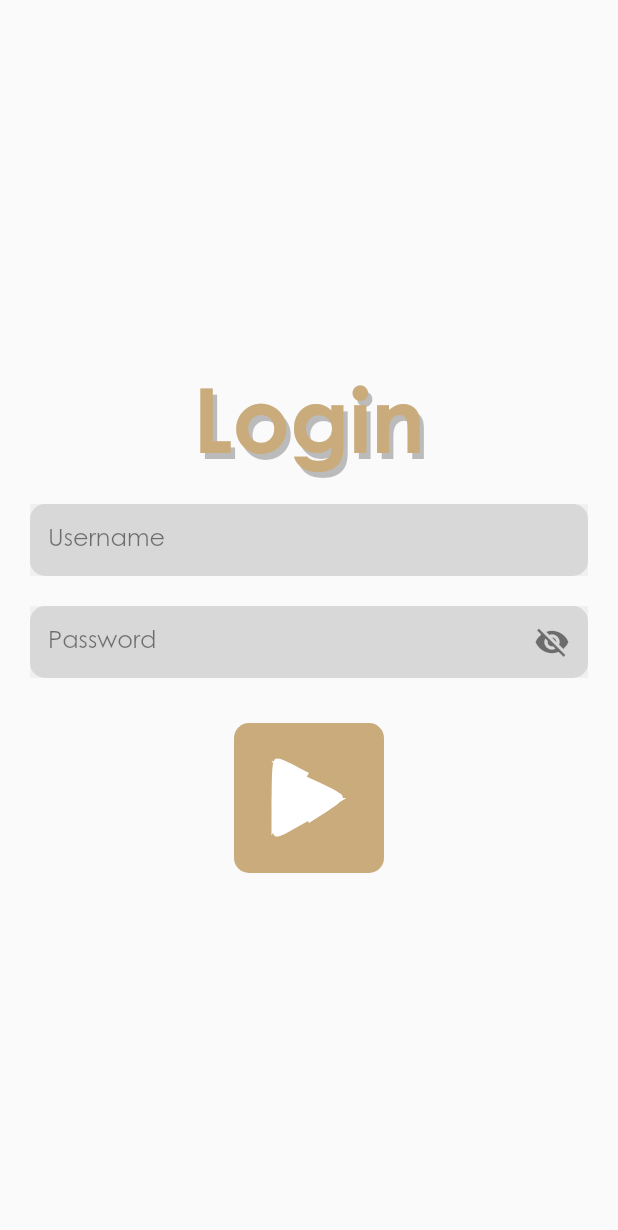
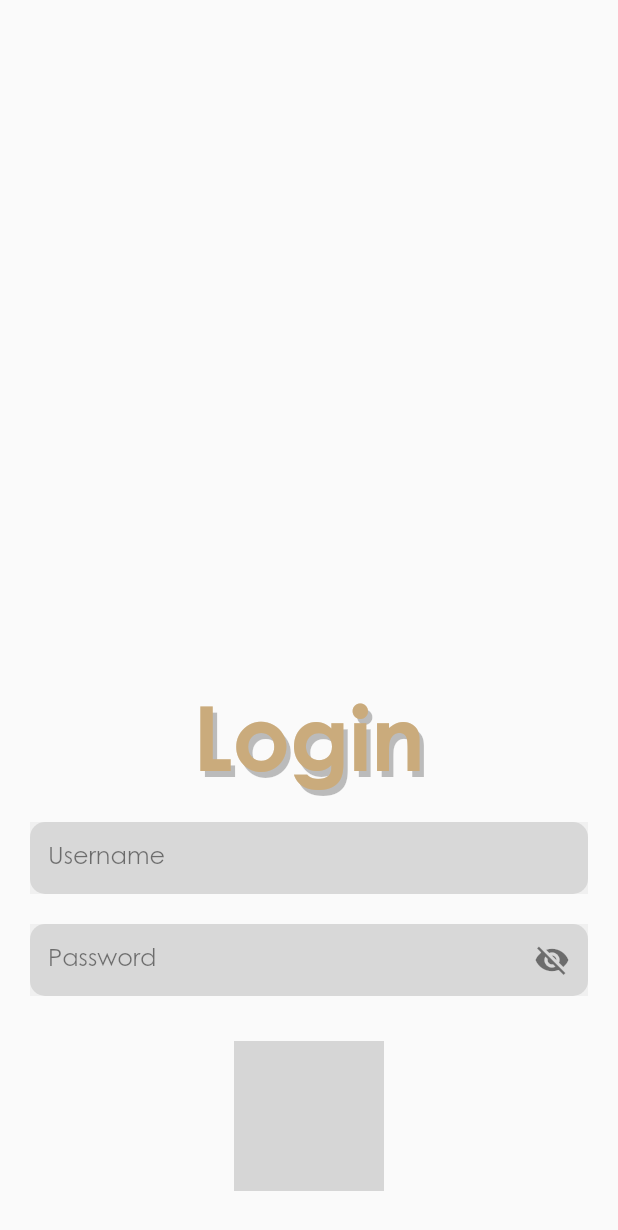
Before and after one commit to 203456/front-moviles, a Flutter app: the LoginForm widget shown alone on an empty page, opened directly, on a phone screen of 412 x 824 dp. Shown: the top 1230 px of the screen. Run offline on Flutter 3.47's test engine with Material 2 defaults, Android fonts, the phone set to English and light mode, and no system bars; our stand-ins replace flutter_svg; grey boxes are pictures that could not be loaded.

Commit message:
SignIn interfaz terminada

```diff
--- a/lib/User/presentation/page/credential/sign_in.dart
+++ b/lib/User/presentation/page/credential/sign_in.dart
@@ -1,6 +1,7 @@
 import 'package:brilliant_app/User/presentation/widgets/form_container.dart';
 import 'package:brilliant_app/const.dart';
 import 'package:flutter/material.dart';
+import 'package:flutter_svg/flutter_svg.dart';
 
 class SingIn extends StatelessWidget {
   const SingIn({super.key});
@@ -17,9 +18,35 @@ class SingIn extends StatelessWidget {
             padding: const EdgeInsets.symmetric(horizontal: 15.0),
             child: Stack(children: [
               Center(
-                  child: Image.asset('assets/BrillantLogo.png',
-                      width: double.infinity)),
-              LoginForm(),
+                  child: Image.asset(
+                'assets/BrillantLogo.png',
+                width: double.infinity,
+              )),
+              SingleChildScrollView(
+                keyboardDismissBehavior:
+                    ScrollViewKeyboardDismissBehavior.onDrag,
+                child: Column(
+                  mainAxisAlignment: MainAxisAlignment.spaceAround,
+                  children: [
+                    const LoginForm(),
+                    Padding(
+                      padding: const EdgeInsets.only(bottom: 30.0, top: 150.0),
+                      child: RichText(
+                          text: const TextSpan(
+                              style: TextStyle(
+                                  fontSize: 14.0,
+                                  fontFamily: 'Century Gothic',
+                                  color: black),
+                              children: <TextSpan>[
+                            TextSpan(text: 'Already have an account? '),
+                            TextSpan(
+                                text: 'Sign up.',
+                                style: TextStyle(fontWeight: FontWeight.bold))
+                          ])),
+                    )
+                  ],
+                ),
+              )
             ]),
           ),
         ),
@@ -39,9 +66,9 @@ class LoginForm extends StatelessWidget {
   @override
   Widget build(BuildContext context) {
     return Padding(
-      padding: const EdgeInsets.symmetric(horizontal: 20.0),
+      padding: const EdgeInsets.only(left: 20.0, right: 20.0, top: 300.0),
       child: Column(
-        mainAxisAlignment: MainAxisAlignment.center,
+        mainAxisAlignment: MainAxisAlignment.end,
         children: [
           Text(
             'Login',
@@ -67,38 +94,15 @@ class LoginForm extends StatelessWidget {
               isPasswordFiel: true,
             ),
           ),
-          Container(
-            height: 100.0,
-            width: 100.0,
-            decoration: BoxDecoration(
-                color: primaryColor, borderRadius: BorderRadius.circular(10.0)),
-            child: CustomPaint(painter: TriangulePainter()),
-          )
+          GestureDetector(
+              onTap: () {},
+              child: Padding(
+                padding: const EdgeInsets.only(bottom: 30.0),
+                child: SvgPicture.asset('assets/buttonPlay.svg',
+                    width: 100.0, height: 100.0),
+              )),
         ],
       ),
     );
   }
 }
-
-class TriangulePainter extends CustomPainter {
-  @override
-  void paint(Canvas canvas, Size size) {
-    final paint = Paint()
-      ..color = Colors.white
-      ..style = PaintingStyle.fill;
-
-    final path = Path();
-
-    path.moveTo(25, 25);
-    path.conicTo(78, 49, 50, size.height * 2 / 3, 6);
-    path.moveTo(25, 75);
-    path.conicTo(25, 20, 50, size.height * 1 / 3, 6);
-    path.moveTo(75, 50);
-    path.conicTo(25, 80, 25, 50, 6);
-
-    canvas.drawPath(path, paint);
-  }
-
-  @override
-  bool shouldRepaint(CustomPainter oldDelegate) => true;
-}
--- a/pubspec.yaml
+++ b/pubspec.yaml
@@ -28,6 +28,7 @@ environment:
 # the latest version available on pub.dev. To see which dependencies have newer
 # versions available, run `flutter pub outdated`.
 dependencies:
+  flutter_svg: ^2.0.6
   flutter:
     sdk: flutter
 
```
Also changed, not shown: assets/BrillantLogo.png, assets/buttonPlay.svg (added), pubspec.lock.
